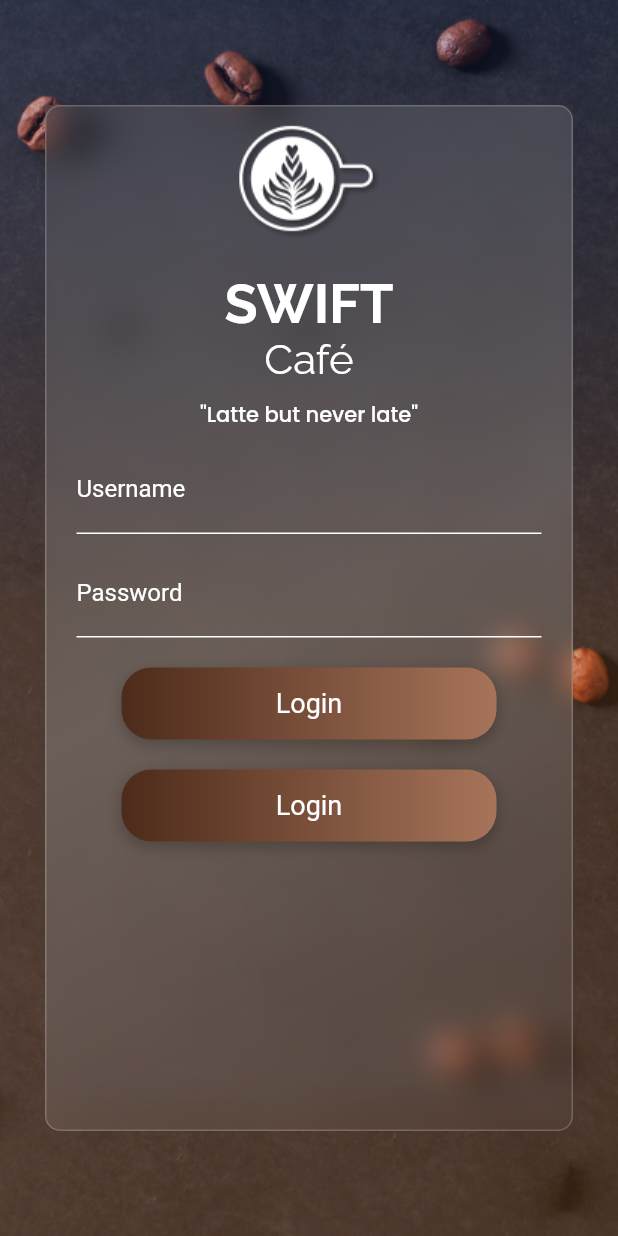
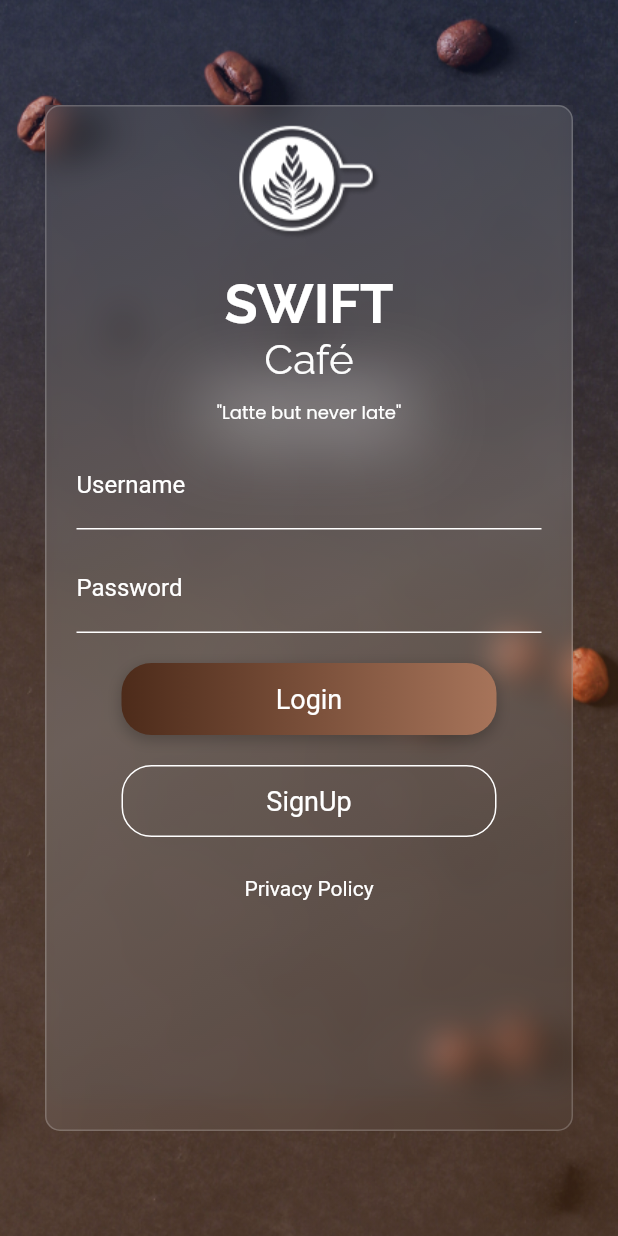
Before and after one commit to sxjal/ShoppingApp, a Flutter app: the screen it shows after launch, on a phone screen of 412 x 824 dp. Run offline on Flutter 3.47's test engine with Material 2 defaults, Android fonts, the phone set to English and light mode, and no system bars; our stand-ins replace drop_shadow, google_fonts.

Commit message:
done with login page

```diff
--- a/lib/screens/loginscreen.dart
+++ b/lib/screens/loginscreen.dart
@@ -125,20 +125,24 @@ class LoginScreen extends StatelessWidget {
                             height: 10,
                           ),
                           Container(
-                            width: 200,
-                            child: Center(
+                            decoration: const BoxDecoration(
+                              boxShadow: [
+                                BoxShadow(
+                                  color: Color.fromARGB(102, 231, 231, 231),
+                                  spreadRadius: 10,
+                                  blurRadius: 40,
+                                ),
+                              ],
+                            ),
                             child: Text(
                               "\"Latte but never late\"",
                               style: Theme.of(context)
                                   .textTheme
-                                    .titleLarge!
+                                  .labelMedium!
                                   .copyWith(
                                     color: Colors.white,
-                                      fontSize: 14,
-                                      fontFamily: GoogleFonts.poppins(
-                                        fontWeight: FontWeight.w200,
-                                      ).fontFamily,
-                                    ),
+                                    fontFamily:
+                                        GoogleFonts.poppins().fontFamily,
                                   ),
                             ),
                           ),
@@ -247,23 +251,10 @@ class LoginScreen extends StatelessWidget {
                               width: double.infinity,
                               child: DecoratedBox(
                                 decoration: BoxDecoration(
-                                  gradient: const LinearGradient(
-                                    colors: [
-                                      Color.fromARGB(255, 77, 43, 26),
-                                      Color.fromARGB(255, 167, 116, 90),
-                                    ],
-                                    begin: Alignment.centerLeft,
-                                    end: Alignment.centerRight,
+                                  border: Border.all(
+                                    color: Colors.white,
                                   ),
                                   borderRadius: BorderRadius.circular(20.0),
-                                  boxShadow: [
-                                    BoxShadow(
-                                      color: Colors.black.withOpacity(0.2),
-                                      spreadRadius: 1,
-                                      blurRadius: 7,
-                                      offset: const Offset(0, 3),
-                                    ),
-                                  ],
                                 ),
                                 child: ElevatedButton(
                                   onPressed: () {},
@@ -276,7 +267,7 @@ class LoginScreen extends StatelessWidget {
                                     ),
                                   ),
                                   child: Text(
-                                    "Login",
+                                    "SignUp",
                                     style: Theme.of(context)
                                         .textTheme
                                         .labelMedium!
@@ -289,6 +280,18 @@ class LoginScreen extends StatelessWidget {
                                 ),
                               ),
                             ),
+                          ),
+                          TextButton(
+                            onPressed: () {},
+                            child: Text("Privacy Policy",
+                                style: Theme.of(context)
+                                    .textTheme
+                                    .labelMedium!
+                                    .copyWith(
+                                      color: Colors.white,
+                                      fontWeight: FontWeight.w400,
+                                      fontSize: 14,
+                                    )),
                           ),
 
                           //Text("sajal"),
```
Also changed, not shown: 3 other files. Lines whose indentation alone changed are shown as unchanged.
